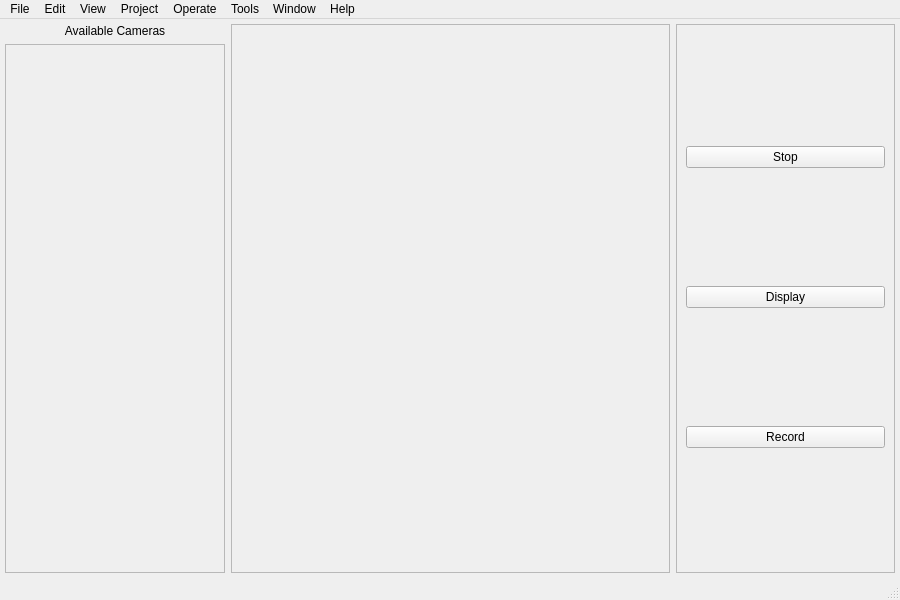
This is UI/mainWindow.ui in nathanielnyema/rataGUI as Qt 5 draws it before an edit. The edited form follows.
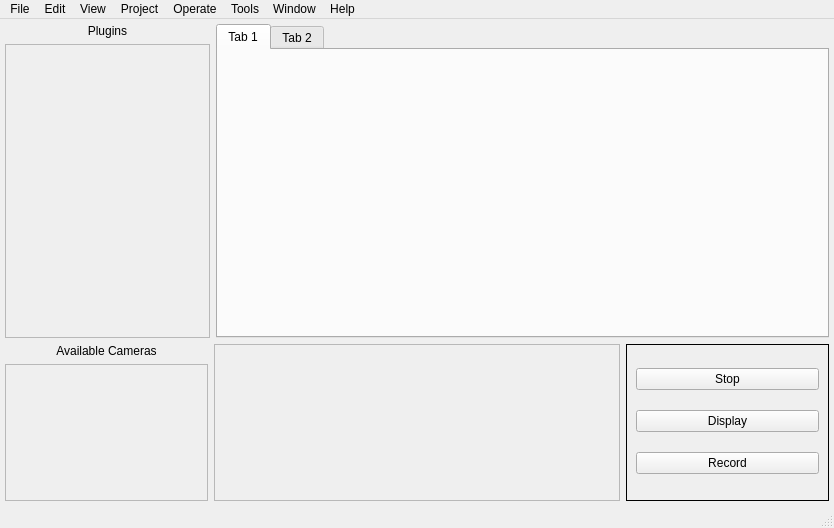
This is the edited form.

Commit message: dropped frame detection

The edit to the form file:
```diff
--- a/UI/mainWindow.ui
+++ b/UI/mainWindow.ui
@@ -6,15 +6,21 @@
    <rect>
     <x>0</x>
     <y>0</y>
-    <width>900</width>
-    <height>600</height>
+    <width>834</width>
+    <height>528</height>
    </rect>
   </property>
   <property name="windowTitle">
-   <string>MainWindow</string>
+   <string>RataGUI</string>
+  </property>
+  <property name="iconSize">
+   <size>
+    <width>15</width>
+    <height>15</height>
+   </size>
   </property>
   <widget class="QWidget" name="centralwidget">
-   <layout class="QGridLayout" name="gridLayout">
+   <layout class="QVBoxLayout" name="verticalLayout_2" stretch="2,1">
     <property name="leftMargin">
      <number>5</number>
     </property>
@@ -27,8 +33,60 @@
     <property name="bottomMargin">
      <number>5</number>
     </property>
-    <item row="0" column="0">
-     <layout class="QHBoxLayout" name="horizontalLayout" stretch="1,2,1">
+    <item>
+     <layout class="QHBoxLayout" name="pluginControl" stretch="1,3">
+      <item>
+       <layout class="QVBoxLayout" name="pluginListLayout">
+        <item>
+         <widget class="QLabel" name="pluginListLabel">
+          <property name="text">
+           <string>Plugins</string>
+          </property>
+          <property name="alignment">
+           <set>Qt::AlignCenter</set>
+          </property>
+         </widget>
+        </item>
+        <item>
+         <widget class="QScrollArea" name="pluginListArea">
+          <property name="widgetResizable">
+           <bool>true</bool>
+          </property>
+          <widget class="QWidget" name="pluginList">
+           <property name="geometry">
+            <rect>
+             <x>0</x>
+             <y>0</y>
+             <width>201</width>
+             <height>299</height>
+            </rect>
+           </property>
+          </widget>
+         </widget>
+        </item>
+       </layout>
+      </item>
+      <item>
+       <widget class="QTabWidget" name="plugins">
+        <widget class="QWidget" name="tab1">
+         <attribute name="title">
+          <string>Tab 1</string>
+         </attribute>
+        </widget>
+        <widget class="QWidget" name="tab2">
+         <attribute name="title">
+          <string>Tab 2</string>
+         </attribute>
+        </widget>
+       </widget>
+      </item>
+     </layout>
+    </item>
+    <item>
+     <layout class="QHBoxLayout" name="camControl" stretch="2,4,2">
+      <property name="sizeConstraint">
+       <enum>QLayout::SetMinimumSize</enum>
+      </property>
       <property name="leftMargin">
        <number>0</number>
       </property>
@@ -60,8 +118,8 @@
             <rect>
              <x>0</x>
              <y>0</y>
-             <width>216</width>
-             <height>534</height>
+             <width>200</width>
+             <height>139</height>
             </rect>
            </property>
           </widget>
@@ -79,8 +137,8 @@
           <rect>
            <x>0</x>
            <y>0</y>
-           <width>438</width>
-           <height>550</height>
+           <width>405</width>
+           <height>155</height>
           </rect>
          </property>
         </widget>
@@ -89,10 +147,10 @@
       <item>
        <widget class="QFrame" name="frame">
         <property name="frameShape">
-         <enum>QFrame::StyledPanel</enum>
+         <enum>QFrame::Box</enum>
         </property>
         <property name="frameShadow">
-         <enum>QFrame::Raised</enum>
+         <enum>QFrame::Plain</enum>
         </property>
         <layout class="QVBoxLayout" name="verticalLayout">
          <item>
@@ -155,7 +213,7 @@
     <rect>
      <x>0</x>
      <y>0</y>
-     <width>900</width>
+     <width>834</width>
      <height>18</height>
     </rect>
    </property>
@@ -214,7 +272,11 @@
    <addaction name="menuWindow"/>
    <addaction name="menuHelp"/>
   </widget>
-  <widget class="QStatusBar" name="statusbar"/>
+  <widget class="QStatusBar" name="statusbar">
+   <property name="sizeGripEnabled">
+    <bool>true</bool>
+   </property>
+  </widget>
   <action name="actionNew">
    <property name="text">
     <string>New</string>
```
The commit also changes 7 other files.
